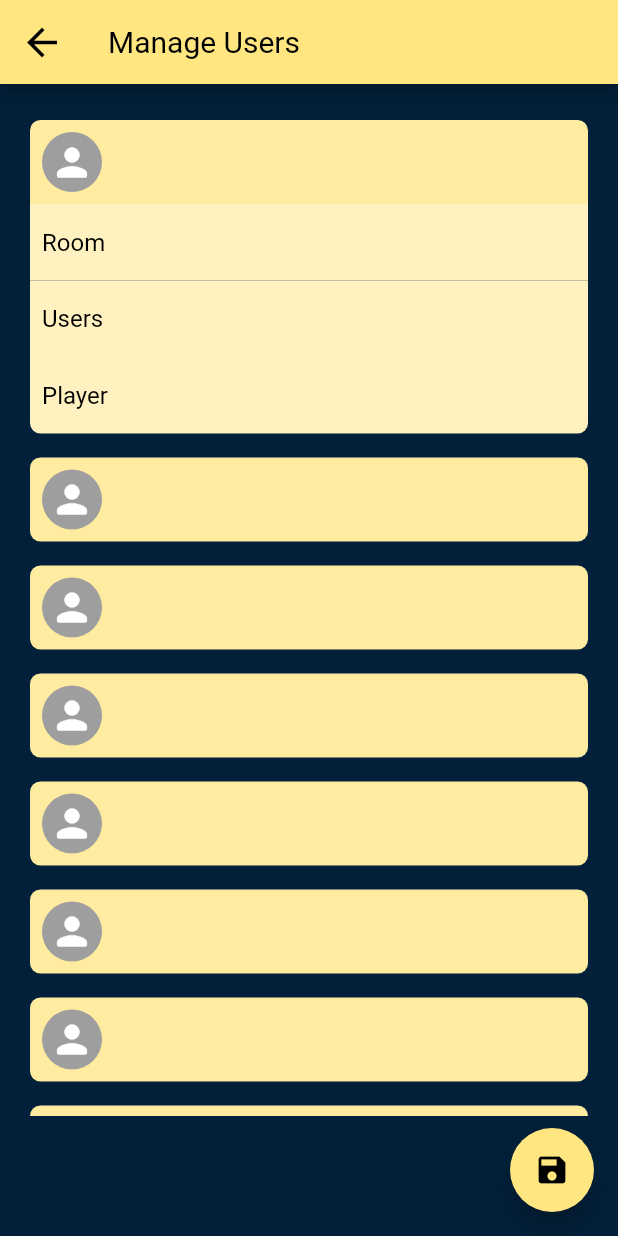
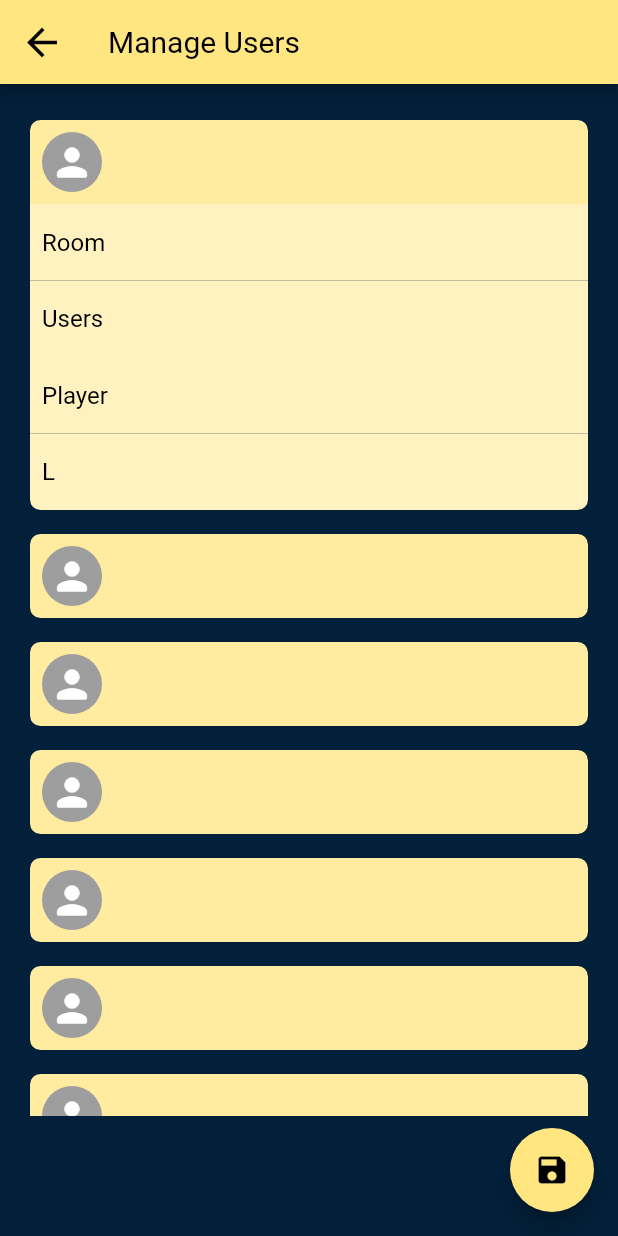
Before and after one commit to Ri087/SoundSphere, a Flutter app: the RoomUsersPage screen opened directly with empty values, scrolled down 576 dp, after a tap on the "person" icon, on a phone screen of 412 x 824 dp. Run offline on Flutter 3.47's test engine with Material 2 defaults, Android fonts, the phone set to English and light mode, and no system bars; our stand-ins replace audioplayers, cloud_firestore, device_info_plus, firebase_auth, firebase_core, fluttertoast; accounts and stored records are empty; network calls fail.

```diff
--- a/lib/models/app_user.dart
+++ b/lib/models/app_user.dart
@@ -19,13 +19,12 @@ class AppUser {
     fromFirestore: AppUser.fromFirestore,
     toFirestore: (AppUser user, _) => user.toFirestore(),);
 
-  // A modifier niveau gestion des erreurs
   static Future<dynamic> register(String email, String password) async {
     try {
       final credential = await FirebaseAuth.instance
           .createUserWithEmailAndPassword(email: email, password: password);
       final userCredential = credential.user!;
-      final user = AppUser(uid: userCredential.uid, email: email, displayName: 'user_${AppUtilities.getRandomString(10)}');
+      final user = AppUser(uid: userCredential.uid, email: email, displayName: 'user_${AppUtilities.getRandomString(8)}');
       await userCredential.updateDisplayName(user.displayName);
       await collectionRef.doc(user.uid).set(user);
       return user;
--- a/lib/screens/home.dart
+++ b/lib/screens/home.dart
@@ -40,7 +40,7 @@ class _Home extends State<Home> {
 
   Future openPopUpCreateSphere(BuildContext context) => showDialog(
     context: context,
-    builder: (BuildContext context) => const PopupCreateSphere()
+    builder: (BuildContext context) => const PopupCreateSphere(),
   );
 
   @override
--- a/lib/screens/room.dart
+++ b/lib/screens/room.dart
@@ -58,7 +58,6 @@ class _RoomPage extends State<RoomPage> {
         Room newRoom = event.data()!;
 
         setState(() => _room = newRoom);
-        print(mounted);
         if (_isFirstBuild) return;
 
         String updater = _room.updater;
@@ -139,7 +138,6 @@ class _RoomPage extends State<RoomPage> {
                  _room.action = "next_music_new";
                  _room.update();
                } else {
-                 print("non");
                  _isUpdater = false;
                }
              } else {
@@ -213,7 +211,6 @@ class _RoomPage extends State<RoomPage> {
   @override
   void dispose() {
     super.dispose();
-    print("dispose");
     _roomStream.cancel().whenComplete(() {
       _audioPlayer.dispose();
       _room.removeMember(FirebaseAuth.instance.currentUser!.uid).whenComplete(() {
--- a/lib/widgets/music_queue_widget.dart
+++ b/lib/widgets/music_queue_widget.dart
@@ -28,9 +28,9 @@ class MusicQueueWidget extends StatelessWidget {
                children: [
                  Padding(
                    padding: const EdgeInsets.only(bottom: 4.0),
-                   child: Text(music.title, style: const TextStyle(fontSize: 20), textAlign: TextAlign.left, maxLines: 1),
+                   child: Text(music.title, style: const TextStyle(fontSize: 20, color: Colors.white), textAlign: TextAlign.left, maxLines: 1),
                  ),
-                 Text(music.artists!.join(", "), style: const TextStyle(fontSize: 16), textAlign: TextAlign.left, maxLines: 1),
+                 Text(music.artists!.join(", "), style: const TextStyle(fontSize: 16, color: Colors.white), textAlign: TextAlign.left, maxLines: 1),
                ],
              ),
            ),
--- a/lib/widgets/popup/popup_create_sphere.dart
+++ b/lib/widgets/popup/popup_create_sphere.dart
@@ -16,8 +16,14 @@ class PopupCreateSphere extends StatefulWidget {
 class _PopupCreateSphere extends State<PopupCreateSphere> {
   final TextEditingController controllerTitle = TextEditingController();
   final TextEditingController controllerDescription = TextEditingController();
+  late void Function() onLeave;
   bool stateSwitch = false;
   int countMaxMembers = 5;
+
+  @override
+  void initState() {
+    super.initState();
+  }
 
   @override
   Widget build(BuildContext context) {
--- a/lib/widgets/room_user_widget.dart
+++ b/lib/widgets/room_user_widget.dart
@@ -18,7 +18,6 @@ class _RoomUserWidget extends State<RoomUserWidget> {
   late Future<AppUser> _user;
   late final Room _room;
   BorderRadiusGeometry? widgetBorder = BorderRadius.circular(7.0);
-  BorderRadiusGeometry? bottomWidgetBorder = const BorderRadius.vertical(bottom: Radius.circular(7.0));
   bool _permCategories = false;
   bool _permRoom = false;
   bool _permUsers = false;
@@ -97,7 +96,6 @@ class _RoomUserWidget extends State<RoomUserWidget> {
                           _permUsers = false;
                           _permRoom = false;
                           widgetBorder = BorderRadius.circular(7.0);
-                          bottomWidgetBorder = const BorderRadius.vertical(bottom: Radius.circular(7.0));
                         }
                       });
                     },
@@ -248,17 +246,12 @@ class _RoomUserWidget extends State<RoomUserWidget> {
                           onTap: () {
                             setState(() {
                               _permPlayer = !_permPlayer;
-                              if (!_permPlayer) {
-                                bottomWidgetBorder = const BorderRadius.vertical(bottom: Radius.circular(7.0));
-                              } else {
-                                bottomWidgetBorder = BorderRadius.zero;
-                              }
                             });
                           },
                           child: Column(
                             children: [
                               Container(
-                                decoration: BoxDecoration(color: const Color(0xFFFFF2C0), borderRadius: bottomWidgetBorder),
+                                decoration: const BoxDecoration(color: Color(0xFFFFF2C0)),
                                 child: const Padding(
                                   padding: EdgeInsets.symmetric(horizontal: 8.0, vertical: 16),
                                   child: Row(
@@ -327,6 +320,18 @@ class _RoomUserWidget extends State<RoomUserWidget> {
                           ),
                         ),
                       ),
+                      Container(
+                        decoration: const BoxDecoration(color: Color(0xFFFFF2C0), borderRadius: BorderRadius.vertical(bottom: Radius.circular(7.0))),
+                        child: const Padding(
+                          padding: EdgeInsets.symmetric(horizontal: 8.0, vertical: 16),
+                          child: Row(
+                            mainAxisSize: MainAxisSize.max,
+                            children: [
+                              Text("L", style: TextStyle(fontSize: 16, color: Colors.black),),
+                            ],
+                          ),
+                        ),
+                      ),
                     ],
                   )
                 )
--- a/lib/widgets/room_widget.dart
+++ b/lib/widgets/room_widget.dart
@@ -83,7 +83,9 @@ class _RoomWidget extends State<RoomWidget> {
         final bool hasJoined = await _room.addMember(FirebaseAuth.instance.currentUser!.uid);
         if (hasJoined && mounted) {
           Navigator.push(context, MaterialPageRoute(
-              builder: (context) => RoomPage(room: _room,))).then((value) => _onReturn());
+              builder: (context) => RoomPage(room: _room,))).whenComplete(() {
+                Future.delayed(const Duration(seconds: 1)).whenComplete(() => _onReturn());
+              });
         } else if (mounted) {
           ToastUtil.showErrorToast(context, "Error: Connection error");
         }
```
Also changed, not shown: lib/models/room.dart (+12 -5 lines), lib/screens/queue.dart (+15 -3 lines).
